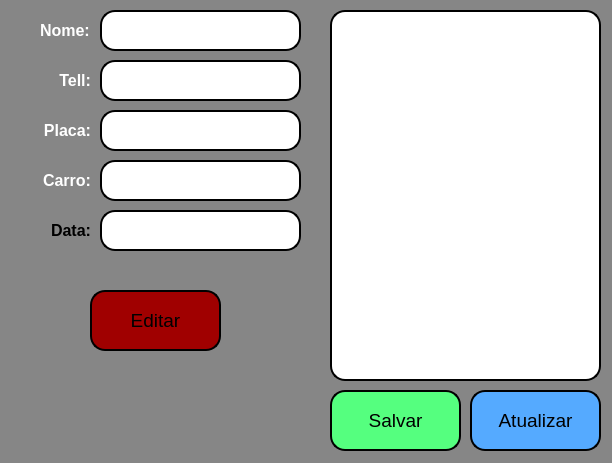
AlexandreSilvestrin/cadastroOficina, file pesquisar.ui: the form before one commit.
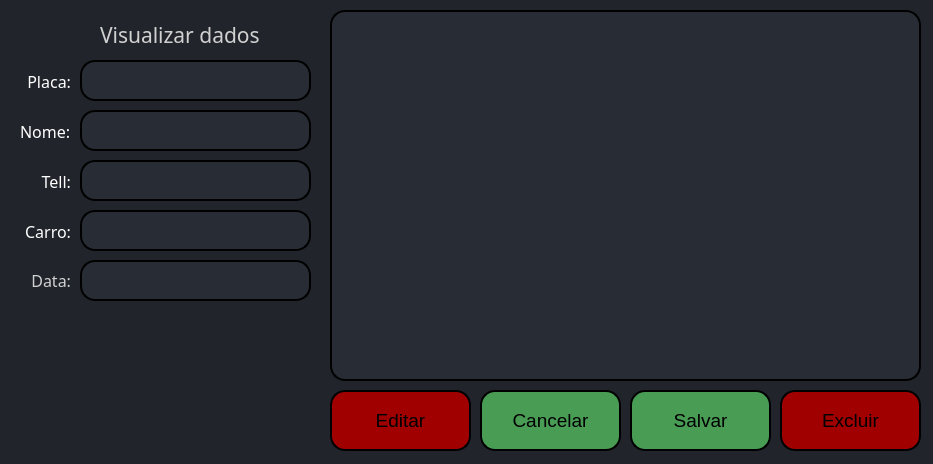
The form after the commit.

The edit to the form file:
```diff
--- a/pesquisar.ui
+++ b/pesquisar.ui
@@ -6,113 +6,156 @@
    <rect>
     <x>0</x>
     <y>0</y>
-    <width>612</width>
-    <height>463</height>
+    <width>933</width>
+    <height>464</height>
    </rect>
   </property>
   <property name="windowTitle">
    <string>MainWindow</string>
   </property>
   <property name="styleSheet">
-   <string notr="true">background-color: rgb(134, 134, 134);</string>
+   <string notr="true">background-color: rgb(33, 37, 43);</string>
   </property>
   <widget class="QWidget" name="centralwidget">
    <widget class="QTextEdit" name="ptxtinfo">
+    <property name="enabled">
+     <bool>true</bool>
+    </property>
     <property name="geometry">
      <rect>
       <x>330</x>
       <y>10</y>
-      <width>271</width>
+      <width>591</width>
       <height>371</height>
      </rect>
     </property>
     <property name="font">
      <font>
+      <family>Arial Black</family>
       <pointsize>12</pointsize>
+      <weight>10</weight>
+      <italic>false</italic>
+      <bold>false</bold>
      </font>
     </property>
     <property name="styleSheet">
      <string notr="true">border-radius: 15px;
+font: 87 12pt &quot;Arial Black&quot;;
+background-color: rgb(40, 44, 52);
 border-style: outset;
 border-width:2px;
-background-color: rgb(255, 255, 255);</string>
+color: rgb(209, 209, 209);</string>
     </property>
    </widget>
    <widget class="QLineEdit" name="ptxtnome">
+    <property name="enabled">
+     <bool>false</bool>
+    </property>
     <property name="geometry">
      <rect>
-      <x>100</x>
-      <y>10</y>
-      <width>201</width>
+      <x>80</x>
+      <y>110</y>
+      <width>231</width>
       <height>41</height>
      </rect>
     </property>
     <property name="font">
      <font>
+      <family>Arial Black</family>
       <pointsize>12</pointsize>
+      <weight>10</weight>
+      <italic>false</italic>
+      <bold>false</bold>
      </font>
     </property>
     <property name="styleSheet">
      <string notr="true">border-radius: 15px;
+font: 87 12pt &quot;Arial Black&quot;;
+background-color: rgb(40, 44, 52);
 border-style: outset;
 border-width:2px;
-background-color: rgb(255, 255, 255);</string>
+color: rgb(209, 209, 209);</string>
     </property>
    </widget>
    <widget class="QLineEdit" name="ptxtcarro">
+    <property name="enabled">
+     <bool>false</bool>
+    </property>
     <property name="geometry">
      <rect>
-      <x>100</x>
-      <y>160</y>
-      <width>201</width>
+      <x>80</x>
+      <y>210</y>
+      <width>231</width>
       <height>41</height>
      </rect>
     </property>
     <property name="font">
      <font>
+      <family>Arial Black</family>
       <pointsize>12</pointsize>
+      <weight>10</weight>
+      <italic>false</italic>
+      <bold>false</bold>
      </font>
     </property>
     <property name="styleSheet">
      <string notr="true">border-radius: 15px;
+font: 87 12pt &quot;Arial Black&quot;;
+background-color: rgb(40, 44, 52);
 border-style: outset;
 border-width:2px;
-background-color: rgb(255, 255, 255);</string>
+color: rgb(209, 209, 209);</string>
     </property>
    </widget>
    <widget class="QLineEdit" name="ptxtplaca">
-    <property name="geometry">
-     <rect>
-      <x>100</x>
-      <y>110</y>
-      <width>201</width>
-      <height>41</height>
-     </rect>
+    <property name="enabled">
+     <bool>false</bool>
     </property>
-    <property name="font">
-     <font>
-      <pointsize>12</pointsize>
-     </font>
-    </property>
-    <property name="styleSheet">
-     <string notr="true">border-radius: 15px;
-border-style: outset;
-border-width:2px;
-background-color: rgb(255, 255, 255);</string>
-    </property>
-   </widget>
-   <widget class="QLineEdit" name="ptxttell">
     <property name="geometry">
      <rect>
-      <x>100</x>
+      <x>80</x>
       <y>60</y>
-      <width>201</width>
+      <width>231</width>
       <height>41</height>
      </rect>
     </property>
     <property name="font">
      <font>
+      <family>Arial Black</family>
       <pointsize>12</pointsize>
+      <weight>10</weight>
+      <italic>false</italic>
+      <bold>false</bold>
+     </font>
+    </property>
+    <property name="styleSheet">
+     <string notr="true">border-radius: 15px;
+font: 87 12pt &quot;Arial Black&quot;;
+background-color: rgb(40, 44, 52);
+border-style: outset;
+border-width:2px;
+color: rgb(209, 209, 209);</string>
+    </property>
+   </widget>
+   <widget class="QLineEdit" name="ptxttell">
+    <property name="enabled">
+     <bool>false</bool>
+    </property>
+    <property name="geometry">
+     <rect>
+      <x>80</x>
+      <y>160</y>
+      <width>231</width>
+      <height>41</height>
+     </rect>
+    </property>
+    <property name="font">
+     <font>
+      <family>Arial Black</family>
+      <pointsize>12</pointsize>
+      <weight>10</weight>
+      <italic>false</italic>
+      <bold>false</bold>
      </font>
     </property>
     <property name="toolTip">
@@ -120,29 +163,36 @@
     </property>
     <property name="styleSheet">
      <string notr="true">border-radius: 15px;
+font: 87 12pt &quot;Arial Black&quot;;
+background-color: rgb(40, 44, 52);
 border-style: outset;
 border-width:2px;
-background-color: rgb(255, 255, 255);</string>
+color: rgb(209, 209, 209);</string>
     </property>
    </widget>
    <widget class="QLabel" name="label_5">
     <property name="geometry">
      <rect>
-      <x>40</x>
-      <y>170</y>
+      <x>20</x>
+      <y>220</y>
       <width>51</width>
       <height>21</height>
      </rect>
     </property>
     <property name="font">
      <font>
+      <family>Arial Black</family>
       <pointsize>12</pointsize>
-      <weight>75</weight>
-      <bold>true</bold>
+      <weight>10</weight>
+      <italic>false</italic>
+      <bold>false</bold>
      </font>
     </property>
     <property name="styleSheet">
-     <string notr="true">background-color: rgb(134, 134, 134);</string>
+     <string notr="true">border-radius: 15px;
+font: 87 12pt &quot;Arial Black&quot;;
+border-style: outset;
+color: rgb(209, 209, 209);</string>
     </property>
     <property name="text">
      <string>&lt;html&gt;&lt;head/&gt;&lt;body&gt;&lt;p&gt;&lt;span style=&quot; color:#ffffff;&quot;&gt;Carro:&lt;/span&gt;&lt;/p&gt;&lt;/body&gt;&lt;/html&gt;</string>
@@ -154,21 +204,26 @@
    <widget class="QLabel" name="label_2">
     <property name="geometry">
      <rect>
-      <x>40</x>
-      <y>20</y>
+      <x>20</x>
+      <y>120</y>
       <width>51</width>
       <height>21</height>
      </rect>
     </property>
     <property name="font">
      <font>
+      <family>Arial Black</family>
       <pointsize>12</pointsize>
-      <weight>75</weight>
-      <bold>true</bold>
+      <weight>10</weight>
+      <italic>false</italic>
+      <bold>false</bold>
      </font>
     </property>
     <property name="styleSheet">
-     <string notr="true">background-color: rgb(134, 134, 134);</string>
+     <string notr="true">border-radius: 15px;
+font: 87 12pt &quot;Arial Black&quot;;
+border-style: outset;
+color: rgb(209, 209, 209);</string>
     </property>
     <property name="text">
      <string>&lt;html&gt;&lt;head/&gt;&lt;body&gt;&lt;p&gt;&lt;span style=&quot; color:#ffffff;&quot;&gt;Nome:&lt;/span&gt;&lt;/p&gt;&lt;/body&gt;&lt;/html&gt;</string>
@@ -177,21 +232,26 @@
    <widget class="QLabel" name="label_3">
     <property name="geometry">
      <rect>
-      <x>50</x>
-      <y>70</y>
+      <x>30</x>
+      <y>170</y>
       <width>41</width>
       <height>21</height>
      </rect>
     </property>
     <property name="font">
      <font>
+      <family>Arial Black</family>
       <pointsize>12</pointsize>
-      <weight>75</weight>
-      <bold>true</bold>
+      <weight>10</weight>
+      <italic>false</italic>
+      <bold>false</bold>
      </font>
     </property>
     <property name="styleSheet">
-     <string notr="true">background-color: rgb(134, 134, 134);</string>
+     <string notr="true">border-radius: 15px;
+font: 87 12pt &quot;Arial Black&quot;;
+border-style: outset;
+color: rgb(209, 209, 209);</string>
     </property>
     <property name="text">
      <string>&lt;html&gt;&lt;head/&gt;&lt;body&gt;&lt;p&gt;&lt;span style=&quot; color:#ffffff;&quot;&gt;Tell:&lt;/span&gt;&lt;/p&gt;&lt;/body&gt;&lt;/html&gt;</string>
@@ -203,21 +263,26 @@
    <widget class="QLabel" name="label_4">
     <property name="geometry">
      <rect>
-      <x>40</x>
-      <y>120</y>
+      <x>20</x>
+      <y>70</y>
       <width>51</width>
       <height>21</height>
      </rect>
     </property>
     <property name="font">
      <font>
+      <family>Arial Black</family>
       <pointsize>12</pointsize>
-      <weight>75</weight>
-      <bold>true</bold>
+      <weight>10</weight>
+      <italic>false</italic>
+      <bold>false</bold>
      </font>
     </property>
     <property name="styleSheet">
-     <string notr="true">background-color: rgb(134, 134, 134);</string>
+     <string notr="true">border-radius: 15px;
+font: 87 12pt &quot;Arial Black&quot;;
+border-style: outset;
+color: rgb(209, 209, 209);</string>
     </property>
     <property name="text">
      <string>&lt;html&gt;&lt;head/&gt;&lt;body&gt;&lt;p&gt;&lt;span style=&quot; color:#ffffff;&quot;&gt;Placa:&lt;/span&gt;&lt;/p&gt;&lt;/body&gt;&lt;/html&gt;</string>
@@ -227,17 +292,24 @@
     </property>
    </widget>
    <widget class="QLineEdit" name="ptxtdata">
+    <property name="enabled">
+     <bool>false</bool>
+    </property>
     <property name="geometry">
      <rect>
-      <x>100</x>
-      <y>210</y>
-      <width>201</width>
+      <x>80</x>
+      <y>260</y>
+      <width>231</width>
       <height>41</height>
      </rect>
     </property>
     <property name="font">
      <font>
+      <family>Arial Black</family>
       <pointsize>12</pointsize>
+      <weight>10</weight>
+      <italic>false</italic>
+      <bold>false</bold>
      </font>
     </property>
     <property name="whatsThis">
@@ -245,29 +317,36 @@
     </property>
     <property name="styleSheet">
      <string notr="true">border-radius: 15px;
+font: 87 12pt &quot;Arial Black&quot;;
+background-color: rgb(40, 44, 52);
 border-style: outset;
 border-width:2px;
-background-color: rgb(255, 255, 255);</string>
+color: rgb(209, 209, 209);</string>
     </property>
    </widget>
    <widget class="QLabel" name="label_6">
     <property name="geometry">
      <rect>
-      <x>40</x>
-      <y>220</y>
+      <x>20</x>
+      <y>270</y>
       <width>51</width>
       <height>21</height>
      </rect>
     </property>
     <property name="font">
      <font>
+      <family>Arial Black</family>
       <pointsize>12</pointsize>
-      <weight>75</weight>
-      <bold>true</bold>
+      <weight>10</weight>
+      <italic>false</italic>
+      <bold>false</bold>
      </font>
     </property>
     <property name="styleSheet">
-     <string notr="true">background-color: rgb(134, 134, 134);</string>
+     <string notr="true">border-radius: 15px;
+font: 87 12pt &quot;Arial Black&quot;;
+border-style: outset;
+color: rgb(209, 209, 209);</string>
     </property>
     <property name="text">
      <string>&lt;html&gt;&lt;head/&gt;&lt;body&gt;&lt;p&gt;&lt;span style=&quot; color:#ffffff;&quot;&gt;Data:&lt;/span&gt;&lt;/p&gt;&lt;/body&gt;&lt;/html&gt;</string>
@@ -276,46 +355,15 @@
      <set>Qt::AlignRight|Qt::AlignTrailing|Qt::AlignVCenter</set>
     </property>
    </widget>
-   <widget class="QPushButton" name="btnatualizarP">
-    <property name="geometry">
-     <rect>
-      <x>470</x>
-      <y>390</y>
-      <width>131</width>
-      <height>61</height>
-     </rect>
-    </property>
-    <property name="font">
-     <font>
-      <pointsize>14</pointsize>
-     </font>
-    </property>
-    <property name="styleSheet">
-     <string notr="true">QPushButton{
-border-radius: 15px;
-border-width:2px;
-border-style:outset;
-border-color:black;
-background-color: rgb(85, 170, 255);
-}
-QPushButton:pressed{
-border-radius: 15px;
-border-width:2px;
-border-style:outset;
-border-color:black;
-background-color: rgb(52, 105, 157);
-}</string>
-    </property>
-    <property name="text">
-     <string>Atualizar</string>
-    </property>
-   </widget>
    <widget class="QPushButton" name="btnsalvarP">
+    <property name="enabled">
+     <bool>true</bool>
+    </property>
     <property name="geometry">
      <rect>
-      <x>330</x>
+      <x>630</x>
       <y>390</y>
-      <width>131</width>
+      <width>141</width>
       <height>61</height>
      </rect>
     </property>
@@ -330,7 +378,7 @@
 border-width:2px;
 border-style:outset;
 border-color:black;
-background-color: rgb(85, 255, 127);
+background-color: rgb(73, 156, 84);
 }
 QPushButton:pressed{
 border-radius: 15px;
@@ -347,9 +395,9 @@
    <widget class="QPushButton" name="btneditarP">
     <property name="geometry">
      <rect>
-      <x>90</x>
-      <y>290</y>
-      <width>131</width>
+      <x>330</x>
+      <y>390</y>
+      <width>141</width>
       <height>61</height>
      </rect>
     </property>
@@ -378,6 +426,112 @@
      <string>Editar</string>
     </property>
    </widget>
+   <widget class="QLabel" name="txtedit">
+    <property name="enabled">
+     <bool>true</bool>
+    </property>
+    <property name="geometry">
+     <rect>
+      <x>100</x>
+      <y>20</y>
+      <width>201</width>
+      <height>31</height>
+     </rect>
+    </property>
+    <property name="font">
+     <font>
+      <family>Arial Black</family>
+      <pointsize>16</pointsize>
+      <weight>10</weight>
+      <italic>false</italic>
+      <bold>false</bold>
+     </font>
+    </property>
+    <property name="styleSheet">
+     <string notr="true">font: 87 16pt &quot;Arial Black&quot;;
+color: rgb(209, 209, 209);</string>
+    </property>
+    <property name="text">
+     <string>&lt;html&gt;&lt;head/&gt;&lt;body&gt;&lt;p&gt;Visualizar dados&lt;/p&gt;&lt;/body&gt;&lt;/html&gt;</string>
+    </property>
+   </widget>
+   <widget class="QPushButton" name="btncancelarP">
+    <property name="enabled">
+     <bool>true</bool>
+    </property>
+    <property name="geometry">
+     <rect>
+      <x>480</x>
+      <y>390</y>
+      <width>141</width>
+      <height>61</height>
+     </rect>
+    </property>
+    <property name="font">
+     <font>
+      <pointsize>14</pointsize>
+     </font>
+    </property>
+    <property name="mouseTracking">
+     <bool>true</bool>
+    </property>
+    <property name="styleSheet">
+     <string notr="true">QPushButton{
+border-radius: 15px;
+border-width:2px;
+border-style:outset;
+border-color:black;
+background-color: rgb(73, 156, 84);
+}
+QPushButton:pressed{
+border-radius: 15px;
+border-width:2px;
+border-style:outset;
+border-color:black;
+background-color: rgb(60, 129, 68);
+}</string>
+    </property>
+    <property name="text">
+     <string>Cancelar</string>
+    </property>
+   </widget>
+   <widget class="QPushButton" name="btnexcluirP">
+    <property name="enabled">
+     <bool>true</bool>
+    </property>
+    <property name="geometry">
+     <rect>
+      <x>780</x>
+      <y>390</y>
+      <width>141</width>
+      <height>61</height>
+     </rect>
+    </property>
+    <property name="font">
+     <font>
+      <pointsize>14</pointsize>
+     </font>
+    </property>
+    <property name="styleSheet">
+     <string notr="true">QPushButton{
+border-radius: 15px;
+border-width:2px;
+border-style:outset;
+border-color:black;
+background-color: rgb(160, 0, 0);
+}
+QPushButton:pressed{
+border-radius: 15px;
+border-width:2px;
+border-style:outset;
+border-color:black;
+background-color: rgb(140, 0, 0);
+}</string>
+    </property>
+    <property name="text">
+     <string>Excluir</string>
+    </property>
+   </widget>
   </widget>
  </widget>
  <resources/>
```
Left out of the diff: 2 changed lines with no effect on the pictures.
